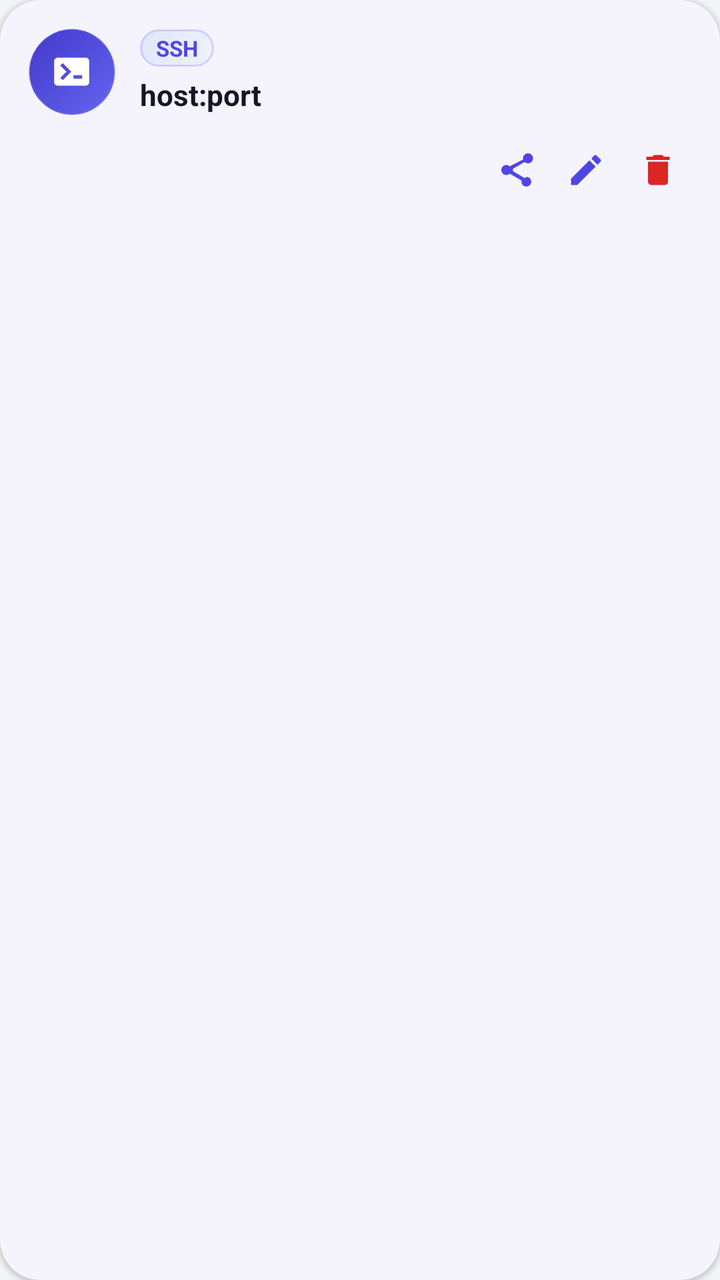
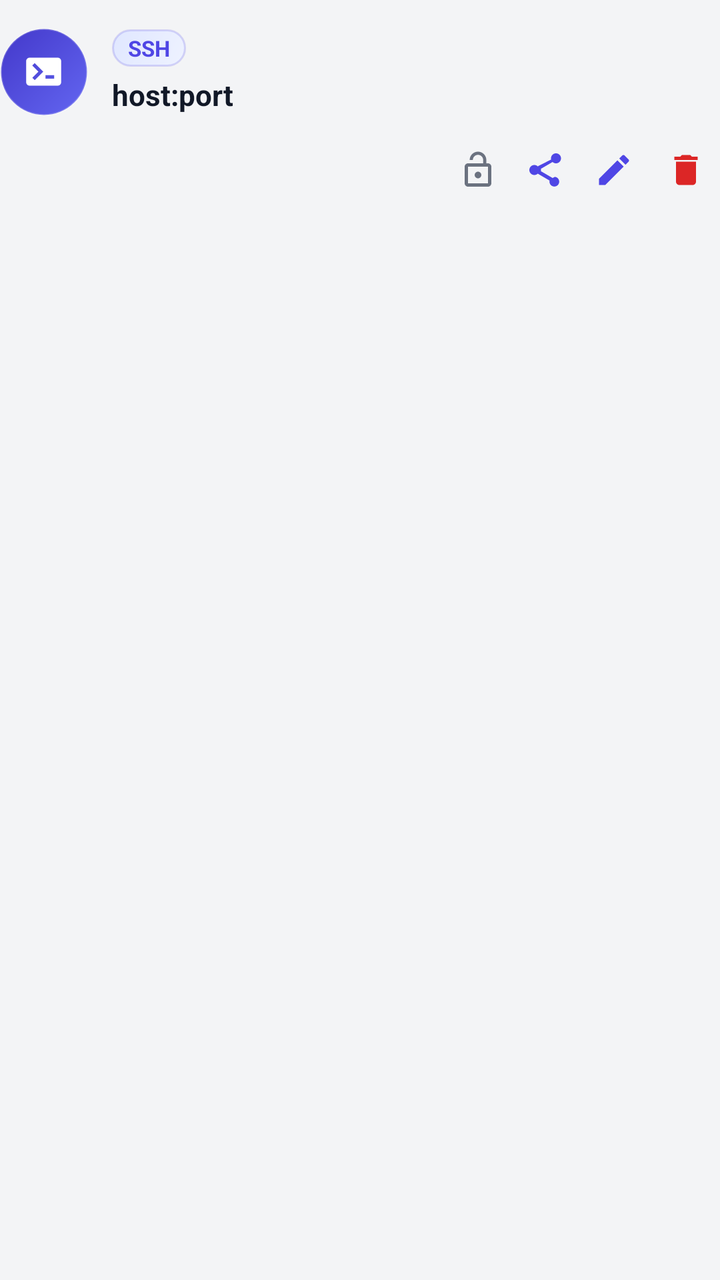

Before-and-after screenshots of an Android layout around one commit, followed by the original layout XML and the change that was made.
<!-- AndroidManifest.xml: application theme Theme.TunnelApp -->
<!-- res/layout/item_account_row.xml -->
<?xml version="1.0" encoding="utf-8"?>
<com.google.android.material.card.MaterialCardView
    xmlns:android="http://schemas.android.com/apk/res/android"
    style="@style/Card.Account"
    android:layout_width="match_parent"
    android:layout_height="wrap_content"
    android:layout_marginBottom="12dp">

    <LinearLayout
        android:layout_width="match_parent"
        android:layout_height="wrap_content"
        android:orientation="vertical">

        
        <LinearLayout
            android:layout_width="match_parent"
            android:layout_height="wrap_content"
            android:orientation="horizontal"
            android:gravity="center_vertical">

            <FrameLayout
                android:layout_width="44dp"
                android:layout_height="44dp"
                android:layout_marginEnd="12dp">

                <View
                    android:id="@+id/ivRowAvatarBg"
                    android:layout_width="match_parent"
                    android:layout_height="match_parent"
                    android:background="@drawable/bg_avatar_ssh" />

                <ImageView
                    android:id="@+id/ivRowIcon"
                    android:layout_width="21dp"
                    android:layout_height="21dp"
                    android:layout_gravity="center"
                    android:src="@drawable/ic_account_ssh"
                    android:contentDescription="@null" />
            </FrameLayout>

            <LinearLayout
                android:layout_width="0dp"
                android:layout_height="wrap_content"
                android:layout_weight="1"
                android:orientation="vertical">

                <TextView
                    android:id="@+id/tvRowTypeBadge"
                    android:layout_width="wrap_content"
                    android:layout_height="wrap_content"
                    android:background="@drawable/bg_pill_brand_soft"
                    android:paddingStart="8dp"
                    android:paddingEnd="8dp"
                    android:paddingTop="2dp"
                    android:paddingBottom="2dp"
                    android:layout_marginBottom="4dp"
                    android:text="SSH"
                    android:textColor="@color/brand_primary"
                    android:textStyle="bold"
                    android:textSize="11sp" />

                <TextView
                    android:id="@+id/tvRowTitle"
                    android:layout_width="match_parent"
                    android:layout_height="wrap_content"
                    android:text="host:port"
                    android:textColor="@color/text_primary"
                    android:textStyle="bold"
                    android:textSize="14.5sp"
                    android:maxLines="1"
                    android:ellipsize="end" />

                
                <TextView
                    android:id="@+id/tvRowSubtitle"
                    android:layout_width="match_parent"
                    android:layout_height="wrap_content"
                    android:layout_marginTop="1dp"
                    android:text="host:port"
                    android:textColor="@color/text_secondary"
                    android:textSize="11.5sp"
                    android:maxLines="1"
                    android:ellipsize="end"
                    android:visibility="gone" />
            </LinearLayout>
        </LinearLayout>

        <LinearLayout
            android:layout_width="match_parent"
            android:layout_height="wrap_content"
            android:orientation="horizontal"
            android:gravity="center_vertical"
            android:layout_marginTop="10dp"
            android:layout_marginStart="56dp">

            <TextView
                android:id="@+id/tvRowActiveBadge"
                android:layout_width="wrap_content"
                android:layout_height="wrap_content"
                android:background="@drawable/bg_pill_active"
                android:paddingStart="10dp"
                android:paddingEnd="10dp"
                android:paddingTop="4dp"
                android:paddingBottom="4dp"
                android:text="✓ Aktif"
                android:textColor="@color/status_success"
                android:textStyle="bold"
                android:textSize="11sp"
                android:visibility="gone" />

            <TextView
                android:id="@+id/tvRowSetActive"
                android:layout_width="wrap_content"
                android:layout_height="wrap_content"
                android:background="@drawable/bg_btn_neutral_outline"
                android:paddingStart="10dp"
                android:paddingEnd="10dp"
                android:paddingTop="4dp"
                android:paddingBottom="4dp"
                android:text="Jadikan Aktif"
                android:textColor="@color/text_secondary"
                android:textStyle="bold"
                android:textSize="11sp"
                android:clickable="true"
                android:focusable="true"
                android:visibility="gone" />

            
            <View
                android:layout_width="0dp"
                android:layout_height="0dp"
                android:layout_weight="1" />

            
            <ImageView
                android:id="@+id/btnRowShare"
                android:layout_width="34dp"
                android:layout_height="34dp"
                android:padding="7dp"
                android:src="@drawable/ic_share"
                android:background="?attr/selectableItemBackgroundBorderless"
                android:clickable="true"
                android:focusable="true"
                android:contentDescription="Bagikan" />

            <ImageView
                android:id="@+id/btnRowEdit"
                android:layout_width="34dp"
                android:layout_height="34dp"
                android:padding="7dp"
                android:src="@drawable/ic_edit_pencil"
                android:background="?attr/selectableItemBackgroundBorderless"
                android:clickable="true"
                android:focusable="true"
                android:contentDescription="Edit" />

            <ImageView
                android:id="@+id/btnRowDelete"
                android:layout_width="34dp"
                android:layout_height="34dp"
                android:padding="7dp"
                android:layout_marginStart="2dp"
                android:src="@drawable/ic_delete_trash"
                android:background="?attr/selectableItemBackgroundBorderless"
                android:clickable="true"
                android:focusable="true"
                android:contentDescription="Hapus" />
        </LinearLayout>
    </LinearLayout>
</com.google.android.material.card.MaterialCardView>
<!-- resources referenced by this layout -->
<resources>
  <color name="brand_primary">#4F46E5</color>
  <color name="status_success">#16A34A</color>
  <color name="text_primary">#111827</color>
  <color name="text_secondary">#6B7280</color>
  <!-- drawable bg_avatar_ssh (drawable) -->
  <?xml version="1.0" encoding="utf-8"?>
  <shape xmlns:android="http://schemas.android.com/apk/res/android"
      android:shape="oval">
      <gradient
          android:type="linear"
          android:angle="135"
          android:startColor="@color/hero_gradient_start"
          android:endColor="@color/brand_primary_dark" />
      <stroke android:width="1dp" android:color="#33FFFFFF" />
  </shape>
  <!-- drawable bg_btn_neutral_outline (drawable) -->
  <?xml version="1.0" encoding="utf-8"?>
  <shape xmlns:android="http://schemas.android.com/apk/res/android" android:shape="rectangle">
      <gradient
          android:type="linear"
          android:angle="135"
          android:startColor="#F9FAFB"
          android:endColor="#F1F5F9" />
      <corners android:radius="12dp" />
      <stroke android:width="1dp" android:color="@color/divider" />
  </shape>
  <!-- drawable bg_pill_active (drawable) -->
  <?xml version="1.0" encoding="utf-8"?>
  <shape xmlns:android="http://schemas.android.com/apk/res/android" android:shape="rectangle">
      <gradient
          android:type="linear"
          android:angle="135"
          android:startColor="#ECFDF3"
          android:endColor="#BBF7D0" />
      <corners android:radius="12dp" />
      <stroke android:width="1dp" android:color="#3316A34A" />
  </shape>
  <!-- drawable bg_pill_brand_soft (drawable) -->
  <?xml version="1.0" encoding="utf-8"?>
  <shape xmlns:android="http://schemas.android.com/apk/res/android" android:shape="rectangle">
      <gradient
          android:type="linear"
          android:angle="135"
          android:startColor="#EEF2FF"
          android:endColor="#E0E7FF" />
      <corners android:radius="12dp" />
      <stroke android:width="1dp" android:color="#334F46E5" />
  </shape>
  <!-- drawable ic_account_ssh (drawable) -->
  <vector xmlns:android="http://schemas.android.com/apk/res/android"
      android:width="24dp"
      android:height="24dp"
      android:viewportWidth="24"
      android:viewportHeight="24">
      <path
          android:fillColor="#FFFFFF"
          android:pathData="M4,4h16c1.1,0 2,0.9 2,2v12c0,1.1 -0.9,2 -2,2H4c-1.1,0 -2,-0.9 -2,-2V6c0,-1.1 0.9,-2 2,-2zM5.5,8.5 L9,12l-3.5,3.5 1.4,1.4L11.8,12 6.9,7.1 5.5,8.5zM13,16h5v-2h-5v2z"/>
  </vector>
  <!-- drawable ic_delete_trash (drawable) -->
  <vector xmlns:android="http://schemas.android.com/apk/res/android"
      android:width="18dp"
      android:height="18dp"
      android:viewportWidth="24"
      android:viewportHeight="24">
      <path
          android:fillColor="#DC2626"
          android:pathData="M6,19c0,1.1 0.9,2 2,2h8c1.1,0 2,-0.9 2,-2V7H6v12zM19,4h-3.5l-1,-1h-5l-1,1H5v2h14V4z"/>
  </vector>
  <style name="Card.Account" parent="Widget.Material3.CardView.Elevated">
          <item name="cardCornerRadius">20dp</item>
          <item name="cardElevation">1.2dp</item>
          <item name="contentPadding">14dp</item>
          <item name="cardBackgroundColor">@color/card_background</item>
          <item name="strokeWidth">0dp</item>
      </style>
  <color name="hero_gradient_start">#6366F1</color>
  <color name="brand_primary_dark">#4338CA</color>
  <color name="divider">#E5E7EB</color>
  <color name="card_background">#FFFFFF</color>
  <color name="brand_on_primary">#FFFFFF</color>
  <color name="brand_secondary">#0EA5A4</color>
  <color name="app_background">#F3F4F6</color>
  <!-- unchanged entries left out for length: 3 -->
</resources>

<!-- the commit's change to res/layout/item_account_row.xml (unified diff, before → after) -->
@@ -1,15 +1,23 @@
 <?xml version="1.0" encoding="utf-8"?>
-<com.google.android.material.card.MaterialCardView
+<LinearLayout
     xmlns:android="http://schemas.android.com/apk/res/android"
-    style="@style/Card.Account"
     android:layout_width="match_parent"
     android:layout_height="wrap_content"
-    android:layout_marginBottom="12dp">
+    android:orientation="vertical">
+
+    <View
+        android:id="@+id/dividerRow"
+        android:layout_width="match_parent"
+        android:layout_height="1dp"
+        android:background="@color/divider"
+        android:visibility="gone" />
 
     <LinearLayout
         android:layout_width="match_parent"
         android:layout_height="wrap_content"
-        android:orientation="vertical">
+        android:orientation="vertical"
+        android:paddingTop="14dp"
+        android:paddingBottom="14dp">
 
         
         <LinearLayout
@@ -132,6 +140,18 @@
                 android:layout_weight="1" />
 
             
+            
+            <ImageView
+                android:id="@+id/btnRowLock"
+                android:layout_width="34dp"
+                android:layout_height="34dp"
+                android:padding="7dp"
+                android:src="@drawable/ic_lock_open"
+                android:background="?attr/selectableItemBackgroundBorderless"
+                android:clickable="true"
+                android:focusable="true"
+                android:contentDescription="Kunci akun" />
+
             <ImageView
                 android:id="@+id/btnRowShare"
                 android:layout_width="34dp"
@@ -167,4 +187,4 @@
                 android:contentDescription="Hapus" />
         </LinearLayout>
     </LinearLayout>
-</com.google.android.material.card.MaterialCardView>
+</LinearLayout>
<!-- resource entries referenced after the edit -->
@@ -68,13 +68,17 @@
           android:fillColor="#DC2626"
           android:pathData="M6,19c0,1.1 0.9,2 2,2h8c1.1,0 2,-0.9 2,-2V7H6v12zM19,4h-3.5l-1,-1h-5l-1,1H5v2h14V4z"/>
   </vector>
-  <style name="Card.Account" parent="Widget.Material3.CardView.Elevated">
-          <item name="cardCornerRadius">20dp</item>
-          <item name="cardElevation">1.2dp</item>
-          <item name="contentPadding">14dp</item>
-          <item name="cardBackgroundColor">@color/card_background</item>
-          <item name="strokeWidth">0dp</item>
-      </style>
+  <!-- drawable ic_lock_open (drawable) -->
+  <vector xmlns:android="http://schemas.android.com/apk/res/android"
+      android:width="18dp"
+      android:height="18dp"
+      android:viewportWidth="24"
+      android:viewportHeight="24">
+      
+      <path
+          android:fillColor="#6B7280"
+          android:pathData="M12,17c1.1,0 2,-0.9 2,-2s-0.9,-2 -2,-2 -2,0.9 -2,2 0.9,2 2,2zM18,8h-1V6c0,-2.76 -2.24,-5 -5,-5S7,3.24 7,6h1.9c0,-1.71 1.39,-3.1 3.1,-3.1s3.1,1.39 3.1,3.1v2H6c-1.1,0 -2,0.9 -2,2v10c0,1.1 0.9,2 2,2h12c1.1,0 2,-0.9 2,-2V10c0,-1.1 -0.9,-2 -2,-2zM18,20H6V10h12v10z"/>
+  </vector>
   <color name="hero_gradient_start">#6366F1</color>
   <color name="brand_primary_dark">#4338CA</color>
   <color name="divider">#E5E7EB</color>
